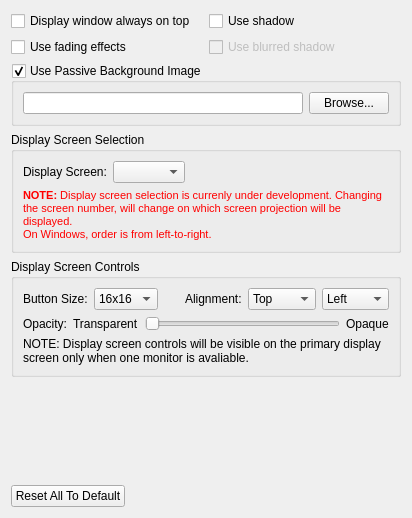
First picture: the form in src/generalsettingwidget.ui, repository SoftProjector/src, before the edit.
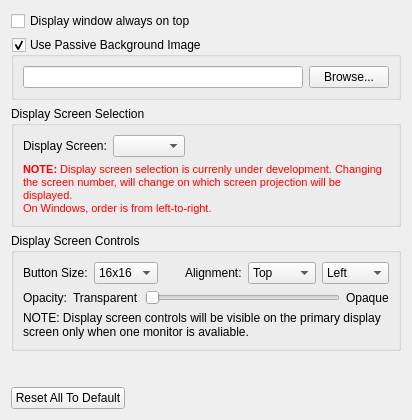
Second picture: the form after the edit.

What changed in the file:
```diff
--- a/src/generalsettingwidget.ui
+++ b/src/generalsettingwidget.ui
@@ -7,61 +7,24 @@
     <x>0</x>
     <y>0</y>
     <width>412</width>
-    <height>518</height>
+    <height>420</height>
    </rect>
   </property>
   <property name="windowTitle">
    <string>Form</string>
   </property>
-  <layout class="QGridLayout" name="gridLayout_8">
-   <item row="0" column="0">
-    <layout class="QGridLayout" name="gridLayout">
-     <item row="0" column="0">
-      <widget class="QCheckBox" name="checkBox_displayOnTop">
-       <property name="toolTip">
-        <string>If checked, the screen &quot;window&quot; is always drawn on top of other windows. This prevents the user from accidently drawing a window onto the projector's screen.</string>
-       </property>
-       <property name="text">
-        <string>Display window always on top</string>
-       </property>
-      </widget>
-     </item>
-     <item row="0" column="1">
-      <widget class="QCheckBox" name="checkBox_useShadow">
-       <property name="toolTip">
-        <string>Useful when using a wallpaper image. Displays a fancy shadow effect.</string>
-       </property>
-       <property name="text">
-        <string>Use shadow</string>
-       </property>
-      </widget>
-     </item>
-     <item row="1" column="0">
-      <widget class="QCheckBox" name="checkBox_useFading">
-       <property name="toolTip">
-        <string>If checked, when switching displayed text, fades the old text out and fades the new text in .</string>
-       </property>
-       <property name="text">
-        <string>Use fading effects</string>
-       </property>
-      </widget>
-     </item>
-     <item row="1" column="1">
-      <widget class="QCheckBox" name="checkBox_useBlurredShadow">
-       <property name="enabled">
-        <bool>false</bool>
-       </property>
-       <property name="toolTip">
-        <string>Useful when using a wallpaper image. Displays a fancy shadow effect.</string>
-       </property>
-       <property name="text">
-        <string>Use blurred shadow</string>
-       </property>
-      </widget>
-     </item>
-    </layout>
+  <layout class="QVBoxLayout" name="verticalLayout">
+   <item>
+    <widget class="QCheckBox" name="checkBox_displayOnTop">
+     <property name="toolTip">
+      <string>If checked, the screen &quot;window&quot; is always drawn on top of other windows. This prevents the user from accidently drawing a window onto the projector's screen.</string>
+     </property>
+     <property name="text">
+      <string>Display window always on top</string>
+     </property>
+    </widget>
    </item>
-   <item row="1" column="0">
+   <item>
     <widget class="QGroupBox" name="groupBox_Back">
      <property name="title">
       <string>Use Passive Background Image</string>
@@ -87,29 +50,29 @@
      </layout>
     </widget>
    </item>
-   <item row="2" column="0">
+   <item>
     <widget class="QGroupBox" name="groupBox_displayScreen">
      <property name="title">
       <string>Display Screen Selection</string>
      </property>
-     <layout class="QGridLayout" name="gridLayout_5">
-      <item row="0" column="0">
-       <layout class="QGridLayout" name="gridLayout_3">
-        <item row="0" column="0">
+     <layout class="QVBoxLayout" name="verticalLayout_2">
+      <item>
+       <layout class="QHBoxLayout" name="horizontalLayout_4">
+        <item>
          <widget class="QLabel" name="label_displayScreen">
           <property name="text">
            <string>Display Screen:</string>
           </property>
          </widget>
         </item>
-        <item row="0" column="1">
+        <item>
          <widget class="QComboBox" name="comboBox_displayScreen">
           <property name="toolTip">
            <string>Select onto which screen to dispaly</string>
           </property>
          </widget>
         </item>
-        <item row="0" column="2">
+        <item>
          <spacer name="horizontalSpacer_2">
           <property name="orientation">
            <enum>Qt::Horizontal</enum>
@@ -124,7 +87,7 @@
         </item>
        </layout>
       </item>
-      <item row="1" column="0">
+      <item>
        <widget class="QLabel" name="label_displayWarning">
         <property name="text">
          <string>&lt;!DOCTYPE HTML PUBLIC &quot;-//W3C//DTD HTML 4.0//EN&quot; &quot;http://www.w3.org/TR/REC-html40/strict.dtd&quot;&gt;
@@ -144,7 +107,7 @@
      </layout>
     </widget>
    </item>
-   <item row="3" column="0">
+   <item>
     <widget class="QGroupBox" name="groupBoxDisplayControls">
      <property name="title">
       <string>Display Screen Controls</string>
@@ -301,7 +264,7 @@
      </layout>
     </widget>
    </item>
-   <item row="4" column="0">
+   <item>
     <spacer name="verticalSpacer">
      <property name="orientation">
       <enum>Qt::Vertical</enum>
@@ -309,12 +272,12 @@
      <property name="sizeHint" stdset="0">
       <size>
        <width>20</width>
-       <height>126</height>
+       <height>57</height>
       </size>
      </property>
     </spacer>
    </item>
-   <item row="5" column="0">
+   <item>
     <layout class="QGridLayout" name="gridLayout_2">
      <item row="0" column="0">
       <widget class="QPushButton" name="pushButton_default">
```
